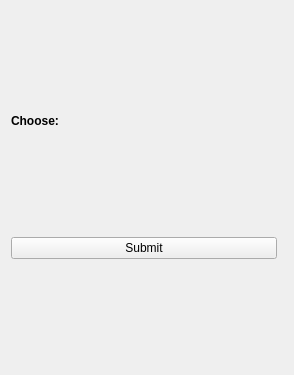
First picture: the form in forms/ui_forms/skills_form.ui, repository ericmullally/dnd_tracker, before the edit.
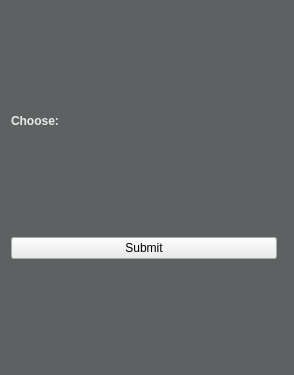
Second picture: the form after the edit.

Diff of the .ui file:
```diff
--- a/forms/ui_forms/skills_form.ui
+++ b/forms/ui_forms/skills_form.ui
@@ -10,6 +10,448 @@
     <height>375</height>
    </rect>
   </property>
+  <property name="palette">
+   <palette>
+    <active>
+     <colorrole role="WindowText">
+      <brush brushstyle="SolidPattern">
+       <color alpha="255">
+        <red>234</red>
+        <green>235</green>
+        <blue>235</blue>
+       </color>
+      </brush>
+     </colorrole>
+     <colorrole role="Button">
+      <brush brushstyle="SolidPattern">
+       <color alpha="255">
+        <red>94</red>
+        <green>97</green>
+        <blue>98</blue>
+       </color>
+      </brush>
+     </colorrole>
+     <colorrole role="Light">
+      <brush brushstyle="SolidPattern">
+       <color alpha="255">
+        <red>141</red>
+        <green>146</green>
+        <blue>147</blue>
+       </color>
+      </brush>
+     </colorrole>
+     <colorrole role="Midlight">
+      <brush brushstyle="SolidPattern">
+       <color alpha="255">
+        <red>117</red>
+        <green>121</green>
+        <blue>122</blue>
+       </color>
+      </brush>
+     </colorrole>
+     <colorrole role="Dark">
+      <brush brushstyle="SolidPattern">
+       <color alpha="255">
+        <red>47</red>
+        <green>48</green>
+        <blue>49</blue>
+       </color>
+      </brush>
+     </colorrole>
+     <colorrole role="Mid">
+      <brush brushstyle="SolidPattern">
+       <color alpha="255">
+        <red>62</red>
+        <green>64</green>
+        <blue>65</blue>
+       </color>
+      </brush>
+     </colorrole>
+     <colorrole role="Text">
+      <brush brushstyle="SolidPattern">
+       <color alpha="255">
+        <red>255</red>
+        <green>255</green>
+        <blue>255</blue>
+       </color>
+      </brush>
+     </colorrole>
+     <colorrole role="BrightText">
+      <brush brushstyle="SolidPattern">
+       <color alpha="255">
+        <red>255</red>
+        <green>255</green>
+        <blue>255</blue>
+       </color>
+      </brush>
+     </colorrole>
+     <colorrole role="ButtonText">
+      <brush brushstyle="SolidPattern">
+       <color alpha="255">
+        <red>255</red>
+        <green>255</green>
+        <blue>255</blue>
+       </color>
+      </brush>
+     </colorrole>
+     <colorrole role="Base">
+      <brush brushstyle="SolidPattern">
+       <color alpha="255">
+        <red>0</red>
+        <green>0</green>
+        <blue>0</blue>
+       </color>
+      </brush>
+     </colorrole>
+     <colorrole role="Window">
+      <brush brushstyle="SolidPattern">
+       <color alpha="255">
+        <red>94</red>
+        <green>97</green>
+        <blue>98</blue>
+       </color>
+      </brush>
+     </colorrole>
+     <colorrole role="Shadow">
+      <brush brushstyle="SolidPattern">
+       <color alpha="255">
+        <red>0</red>
+        <green>0</green>
+        <blue>0</blue>
+       </color>
+      </brush>
+     </colorrole>
+     <colorrole role="AlternateBase">
+      <brush brushstyle="SolidPattern">
+       <color alpha="255">
+        <red>47</red>
+        <green>48</green>
+        <blue>49</blue>
+       </color>
+      </brush>
+     </colorrole>
+     <colorrole role="ToolTipBase">
+      <brush brushstyle="SolidPattern">
+       <color alpha="255">
+        <red>255</red>
+        <green>255</green>
+        <blue>220</blue>
+       </color>
+      </brush>
+     </colorrole>
+     <colorrole role="ToolTipText">
+      <brush brushstyle="SolidPattern">
+       <color alpha="255">
+        <red>0</red>
+        <green>0</green>
+        <blue>0</blue>
+       </color>
+      </brush>
+     </colorrole>
+     <colorrole role="PlaceholderText">
+      <brush brushstyle="SolidPattern">
+       <color alpha="128">
+        <red>255</red>
+        <green>255</green>
+        <blue>255</blue>
+       </color>
+      </brush>
+     </colorrole>
+    </active>
+    <inactive>
+     <colorrole role="WindowText">
+      <brush brushstyle="SolidPattern">
+       <color alpha="255">
+        <red>234</red>
+        <green>235</green>
+        <blue>235</blue>
+       </color>
+      </brush>
+     </colorrole>
+     <colorrole role="Button">
+      <brush brushstyle="SolidPattern">
+       <color alpha="255">
+        <red>94</red>
+        <green>97</green>
+        <blue>98</blue>
+       </color>
+      </brush>
+     </colorrole>
+     <colorrole role="Light">
+      <brush brushstyle="SolidPattern">
+       <color alpha="255">
+        <red>141</red>
+        <green>146</green>
+        <blue>147</blue>
+       </color>
+      </brush>
+     </colorrole>
+     <colorrole role="Midlight">
+      <brush brushstyle="SolidPattern">
+       <color alpha="255">
+        <red>117</red>
+        <green>121</green>
+        <blue>122</blue>
+       </color>
+      </brush>
+     </colorrole>
+     <colorrole role="Dark">
+      <brush brushstyle="SolidPattern">
+       <color alpha="255">
+        <red>47</red>
+        <green>48</green>
+        <blue>49</blue>
+       </color>
+      </brush>
+     </colorrole>
+     <colorrole role="Mid">
+      <brush brushstyle="SolidPattern">
+       <color alpha="255">
+        <red>62</red>
+        <green>64</green>
+        <blue>65</blue>
+       </color>
+      </brush>
+     </colorrole>
+     <colorrole role="Text">
+      <brush brushstyle="SolidPattern">
+       <color alpha="255">
+        <red>255</red>
+        <green>255</green>
+        <blue>255</blue>
+       </color>
+      </brush>
+     </colorrole>
+     <colorrole role="BrightText">
+      <brush brushstyle="SolidPattern">
+       <color alpha="255">
+        <red>255</red>
+        <green>255</green>
+        <blue>255</blue>
+       </color>
+      </brush>
+     </colorrole>
+     <colorrole role="ButtonText">
+      <brush brushstyle="SolidPattern">
+       <color alpha="255">
+        <red>255</red>
+        <green>255</green>
+        <blue>255</blue>
+       </color>
+      </brush>
+     </colorrole>
+     <colorrole role="Base">
+      <brush brushstyle="SolidPattern">
+       <color alpha="255">
+        <red>0</red>
+        <green>0</green>
+        <blue>0</blue>
+       </color>
+      </brush>
+     </colorrole>
+     <colorrole role="Window">
+      <brush brushstyle="SolidPattern">
+       <color alpha="255">
+        <red>94</red>
+        <green>97</green>
+        <blue>98</blue>
+       </color>
+      </brush>
+     </colorrole>
+     <colorrole role="Shadow">
+      <brush brushstyle="SolidPattern">
+       <color alpha="255">
+        <red>0</red>
+        <green>0</green>
+        <blue>0</blue>
+       </color>
+      </brush>
+     </colorrole>
+     <colorrole role="AlternateBase">
+      <brush brushstyle="SolidPattern">
+       <color alpha="255">
+        <red>47</red>
+        <green>48</green>
+        <blue>49</blue>
+       </color>
+      </brush>
+     </colorrole>
+     <colorrole role="ToolTipBase">
+      <brush brushstyle="SolidPattern">
+       <color alpha="255">
+        <red>255</red>
+        <green>255</green>
+        <blue>220</blue>
+       </color>
+      </brush>
+     </colorrole>
+     <colorrole role="ToolTipText">
+      <brush brushstyle="SolidPattern">
+       <color alpha="255">
+        <red>0</red>
+        <green>0</green>
+        <blue>0</blue>
+       </color>
+      </brush>
+     </colorrole>
+     <colorrole role="PlaceholderText">
+      <brush brushstyle="SolidPattern">
+       <color alpha="128">
+        <red>255</red>
+        <green>255</green>
+        <blue>255</blue>
+       </color>
+      </brush>
+     </colorrole>
+    </inactive>
+    <disabled>
+     <colorrole role="WindowText">
+      <brush brushstyle="SolidPattern">
+       <color alpha="255">
+        <red>47</red>
+        <green>48</green>
+        <blue>49</blue>
+       </color>
+      </brush>
+     </colorrole>
+     <colorrole role="Button">
+      <brush brushstyle="SolidPattern">
+       <color alpha="255">
+        <red>94</red>
+        <green>97</green>
+        <blue>98</blue>
+       </color>
+      </brush>
+     </colorrole>
+     <colorrole role="Light">
+      <brush brushstyle="SolidPattern">
+       <color alpha="255">
+        <red>141</red>
+        <green>146</green>
+        <blue>147</blue>
+       </color>
+      </brush>
+     </colorrole>
+     <colorrole role="Midlight">
+      <brush brushstyle="SolidPattern">
+       <color alpha="255">
+        <red>117</red>
+        <green>121</green>
+        <blue>122</blue>
+       </color>
+      </brush>
+     </colorrole>
+     <colorrole role="Dark">
+      <brush brushstyle="SolidPattern">
+       <color alpha="255">
+        <red>47</red>
+        <green>48</green>
+        <blue>49</blue>
+       </color>
+      </brush>
+     </colorrole>
+     <colorrole role="Mid">
+      <brush brushstyle="SolidPattern">
+       <color alpha="255">
+        <red>62</red>
+        <green>64</green>
+        <blue>65</blue>
+       </color>
+      </brush>
+     </colorrole>
+     <colorrole role="Text">
+      <brush brushstyle="SolidPattern">
+       <color alpha="255">
+        <red>47</red>
+        <green>48</green>
+        <blue>49</blue>
+       </color>
+      </brush>
+     </colorrole>
+     <colorrole role="BrightText">
+      <brush brushstyle="SolidPattern">
+       <color alpha="255">
+        <red>255</red>
+        <green>255</green>
+        <blue>255</blue>
+       </color>
+      </brush>
+     </colorrole>
+     <colorrole role="ButtonText">
+      <brush brushstyle="SolidPattern">
+       <color alpha="255">
+        <red>47</red>
+        <green>48</green>
+        <blue>49</blue>
+       </color>
+      </brush>
+     </colorrole>
+     <colorrole role="Base">
+      <brush brushstyle="SolidPattern">
+       <color alpha="255">
+        <red>94</red>
+        <green>97</green>
+        <blue>98</blue>
+       </color>
+      </brush>
+     </colorrole>
+     <colorrole role="Window">
+      <brush brushstyle="SolidPattern">
+       <color alpha="255">
+        <red>94</red>
+        <green>97</green>
+        <blue>98</blue>
+       </color>
+      </brush>
+     </colorrole>
+     <colorrole role="Shadow">
+      <brush brushstyle="SolidPattern">
+       <color alpha="255">
+        <red>0</red>
+        <green>0</green>
+        <blue>0</blue>
+       </color>
+      </brush>
+     </colorrole>
+     <colorrole role="AlternateBase">
+      <brush brushstyle="SolidPattern">
+       <color alpha="255">
+        <red>94</red>
+        <green>97</green>
+        <blue>98</blue>
+       </color>
+      </brush>
+     </colorrole>
+     <colorrole role="ToolTipBase">
+      <brush brushstyle="SolidPattern">
+       <color alpha="255">
+        <red>255</red>
+        <green>255</green>
+        <blue>220</blue>
+       </color>
+      </brush>
+     </colorrole>
+     <colorrole role="ToolTipText">
+      <brush brushstyle="SolidPattern">
+       <color alpha="255">
+        <red>0</red>
+        <green>0</green>
+        <blue>0</blue>
+       </color>
+      </brush>
+     </colorrole>
+     <colorrole role="PlaceholderText">
+      <brush brushstyle="SolidPattern">
+       <color alpha="128">
+        <red>255</red>
+        <green>255</green>
+        <blue>255</blue>
+       </color>
+      </brush>
+     </colorrole>
+    </disabled>
+   </palette>
+  </property>
   <property name="windowTitle">
    <string>Form</string>
   </property>
@@ -47,6 +489,9 @@
    </item>
    <item row="2" column="0">
     <widget class="QPushButton" name="submit_button">
+     <property name="styleSheet">
+      <string notr="true">background-color:#eaebeb; color:black;</string>
+     </property>
      <property name="text">
       <string>Submit</string>
      </property>
```
